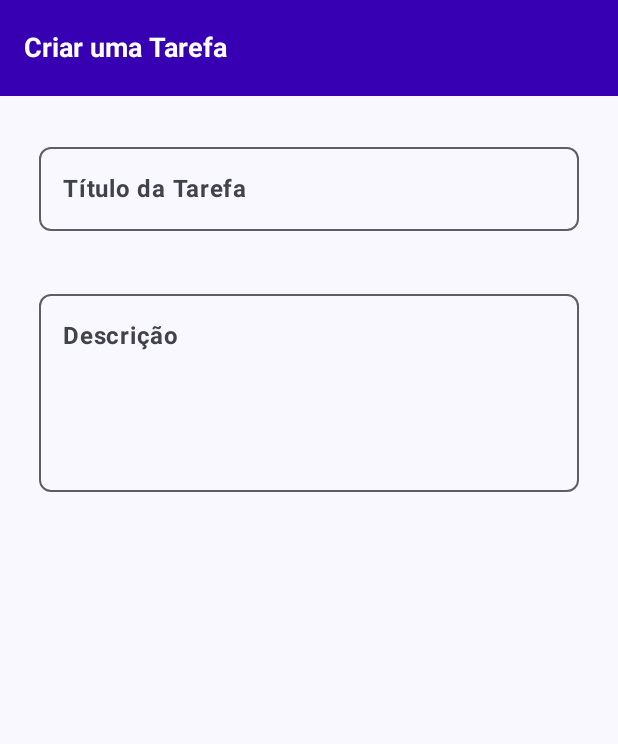
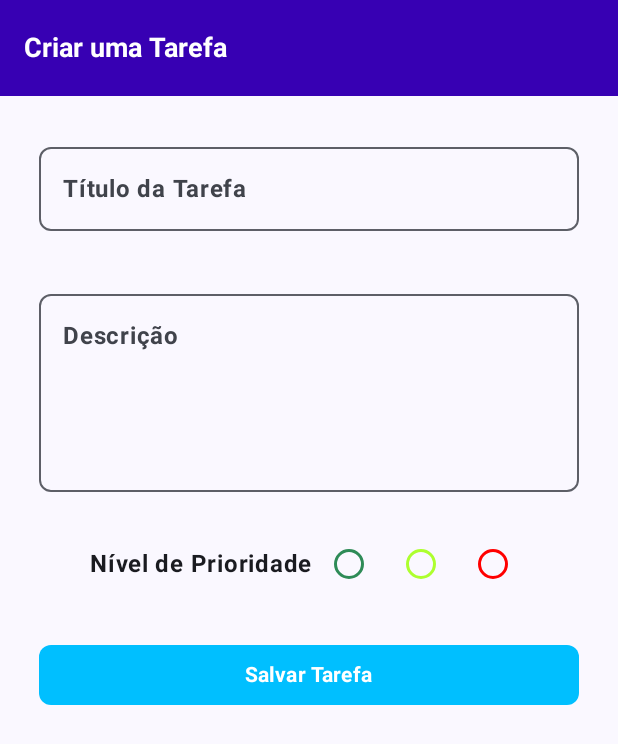
Before and after one commit to hvenanc/Lista-de-Tarefas, an Android app built with Jetpack Compose: the salvarTarefa screen opened through its navigation route, on a phone screen of 412 x 824 dp. Shown: the top 744 px of the screen. Run offline under Robolectric (Android 15) with nearby library versions, the phone set to English and light mode, and no system bars.

Commit message:
feat(app) Conclusão do formulário de tarefas

```diff
--- a/app/src/main/java/com/example/listadetarefas/components/TarefaForm.kt
+++ b/app/src/main/java/com/example/listadetarefas/components/TarefaForm.kt
@@ -1,6 +1,8 @@
 package com.example.listadetarefas.components
 
+import androidx.compose.foundation.layout.Arrangement
 import androidx.compose.foundation.layout.Column
+import androidx.compose.foundation.layout.Row
 import androidx.compose.foundation.layout.Spacer
 import androidx.compose.foundation.layout.fillMaxSize
 import androidx.compose.foundation.layout.fillMaxWidth
@@ -10,26 +12,42 @@ import androidx.compose.foundation.layout.size
 import androidx.compose.foundation.rememberScrollState
 import androidx.compose.foundation.shape.RoundedCornerShape
 import androidx.compose.foundation.verticalScroll
+import androidx.compose.material3.Button
+import androidx.compose.material3.ButtonDefaults
 import androidx.compose.material3.OutlinedTextField
 import androidx.compose.material3.OutlinedTextFieldDefaults
+import androidx.compose.material3.RadioButton
+import androidx.compose.material3.RadioButtonDefaults
 import androidx.compose.material3.Text
 import androidx.compose.runtime.Composable
 import androidx.compose.runtime.getValue
 import androidx.compose.runtime.mutableStateOf
 import androidx.compose.runtime.saveable.rememberSaveable
 import androidx.compose.runtime.setValue
+import androidx.compose.ui.Alignment
 import androidx.compose.ui.Modifier
 import androidx.compose.ui.text.TextStyle
 import androidx.compose.ui.text.font.FontWeight
 import androidx.compose.ui.unit.dp
 import com.example.listadetarefas.ui.theme.Black
 import com.example.listadetarefas.ui.theme.Ciano
+import com.example.listadetarefas.ui.theme.SelectRadioGreen
+import com.example.listadetarefas.ui.theme.SelectRadioRed
+import com.example.listadetarefas.ui.theme.SelectRadioYellon
+import com.example.listadetarefas.ui.theme.UnselectRadioGreen
+import com.example.listadetarefas.ui.theme.UnselectRadioRed
+import com.example.listadetarefas.ui.theme.UnselectRadioYellon
+import com.example.listadetarefas.ui.theme.White
 
 @Composable
 fun tarefaForm() {
 
     var tituloTarefa by rememberSaveable { mutableStateOf("") }
     var descricaoTarefa by rememberSaveable { mutableStateOf ("") }
+    var semPrioridade by rememberSaveable { mutableStateOf (false) }
+    var baixaPrioridade by rememberSaveable { mutableStateOf (false) }
+    var mediaPrioridade by rememberSaveable { mutableStateOf (false) }
+    var altaPrioridade by rememberSaveable { mutableStateOf (false) }
 
     Column(
         modifier = Modifier
@@ -80,6 +98,64 @@ fun tarefaForm() {
             ),
             shape = RoundedCornerShape(8.dp)
         )
+        Spacer(modifier = Modifier.size(24.dp))
+        Row(
+            verticalAlignment = Alignment.CenterVertically,
+            horizontalArrangement = Arrangement.Center,
+            modifier = Modifier.fillMaxWidth()
+        ) {
+
+            Text(text = "Nível de Prioridade", fontWeight = FontWeight.Bold)
+
+            RadioButton(
+                selected = baixaPrioridade,
+                onClick = {
+                    baixaPrioridade = !baixaPrioridade
+                },
+                colors = RadioButtonDefaults.colors(
+                    unselectedColor = UnselectRadioGreen,
+                    selectedColor = SelectRadioGreen,
+                )
+            )
+
+            RadioButton(
+                selected = mediaPrioridade,
+                onClick = {
+                    mediaPrioridade = !mediaPrioridade
+                },
+                colors = RadioButtonDefaults.colors(
+                    unselectedColor = UnselectRadioYellon,
+                    selectedColor = SelectRadioYellon,
+                )
+            )
+
+            RadioButton(
+                selected = altaPrioridade,
+                onClick = {
+                    altaPrioridade = !altaPrioridade
+                },
+                colors = RadioButtonDefaults.colors(
+                    unselectedColor = UnselectRadioRed,
+                    selectedColor = SelectRadioRed,
+                )
+            )
+
+        }
+        Spacer(modifier = Modifier.size(16.dp))
+        Button(
+            onClick = {},
+            shape = RoundedCornerShape(8.dp),
+            modifier = Modifier.fillMaxWidth()
+                .padding(10.dp, 10.dp, 10.dp, 0.dp),
+            colors = ButtonDefaults.buttonColors(
+                containerColor = Ciano,
+            )
+        ) {
+            Text(
+                text = "Salvar Tarefa",
+                fontWeight = FontWeight.Bold,
+                color = White
+            )
+        }
     }
-
 }
--- a/app/src/main/java/com/example/listadetarefas/ui/theme/Color.kt
+++ b/app/src/main/java/com/example/listadetarefas/ui/theme/Color.kt
@@ -13,3 +13,9 @@ val White = Color(0xFFFFFFFF)
 val Black = Color(0xFF000000)
 val Purple700 = Color(0xFF3700B3)
 val Ciano = Color(0xFF00BFFF)
+val UnselectRadioGreen = Color(0xFF2E8B57)
+var SelectRadioGreen = Color(0xFF008000)
+val UnselectRadioYellon = Color(0xFFADFF2F)
+var SelectRadioYellon = Color(0xFF9ACD32)
+val UnselectRadioRed = Color(0xFFFF0000)
+var SelectRadioRed = Color(0xFF8B0000)
```
